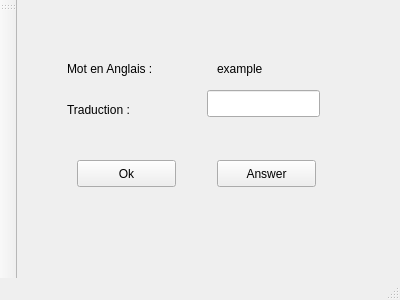
This is mainwindow.ui in william00007/anglais as Qt 5 draws it before an edit. The edited form follows.
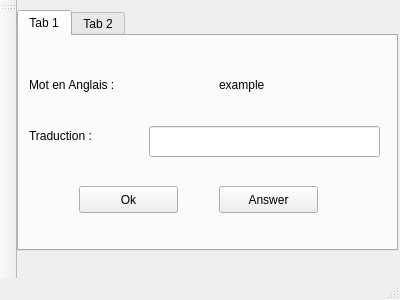
This is the edited form.

```diff
--- a/mainwindow.ui
+++ b/mainwindow.ui
@@ -14,20 +14,27 @@
    <string>MainWindow</string>
   </property>
   <widget class="QWidget" name="centralWidget">
-   <widget class="QWidget" name="widget" native="true">
+   <widget class="QTabWidget" name="tabWidget">
     <property name="geometry">
      <rect>
-      <x>30</x>
-      <y>30</y>
-      <width>291</width>
-      <height>201</height>
+      <x>0</x>
+      <y>10</y>
+      <width>381</width>
+      <height>241</height>
      </rect>
     </property>
+    <property name="currentIndex">
+     <number>0</number>
+    </property>
+    <widget class="QWidget" name="tab">
+     <attribute name="title">
+      <string>Tab 1</string>
+     </attribute>
     <widget class="QLabel" name="labelAnglais">
      <property name="geometry">
       <rect>
-       <x>20</x>
-       <y>30</y>
+        <x>10</x>
+        <y>40</y>
        <width>121</width>
        <height>17</height>
       </rect>
@@ -39,8 +46,8 @@
     <widget class="QLabel" name="englishWord">
      <property name="geometry">
       <rect>
-       <x>170</x>
-       <y>30</y>
+        <x>200</x>
+        <y>40</y>
        <width>111</width>
        <height>17</height>
       </rect>
@@ -52,8 +59,8 @@
     <widget class="QLabel" name="labelTranslate">
      <property name="geometry">
       <rect>
-       <x>20</x>
-       <y>70</y>
+        <x>10</x>
+        <y>90</y>
        <width>121</width>
        <height>20</height>
       </rect>
@@ -65,31 +72,18 @@
     <widget class="QLineEdit" name="editTranslate">
      <property name="geometry">
       <rect>
-       <x>160</x>
-       <y>60</y>
-       <width>113</width>
-       <height>27</height>
+        <x>130</x>
+        <y>90</y>
+        <width>231</width>
+        <height>31</height>
       </rect>
      </property>
     </widget>
-    <widget class="QPushButton" name="buttonOk">
-     <property name="geometry">
-      <rect>
-       <x>30</x>
-       <y>130</y>
-       <width>99</width>
-       <height>27</height>
-      </rect>
-     </property>
-     <property name="text">
-      <string>Ok</string>
-     </property>
-    </widget>
     <widget class="QPushButton" name="buttonAnswer">
      <property name="geometry">
       <rect>
-       <x>170</x>
-       <y>130</y>
+        <x>200</x>
+        <y>150</y>
        <width>99</width>
        <height>27</height>
       </rect>
@@ -97,6 +91,25 @@
      <property name="text">
       <string>Answer</string>
      </property>
+     </widget>
+     <widget class="QPushButton" name="buttonOk">
+      <property name="geometry">
+       <rect>
+        <x>60</x>
+        <y>150</y>
+        <width>99</width>
+        <height>27</height>
+       </rect>
+      </property>
+      <property name="text">
+       <string>Ok</string>
+      </property>
+     </widget>
+    </widget>
+    <widget class="QWidget" name="tab_2">
+     <attribute name="title">
+      <string>Tab 2</string>
+     </attribute>
     </widget>
    </widget>
   </widget>
```
Lines whose indentation alone changed are shown as unchanged.
